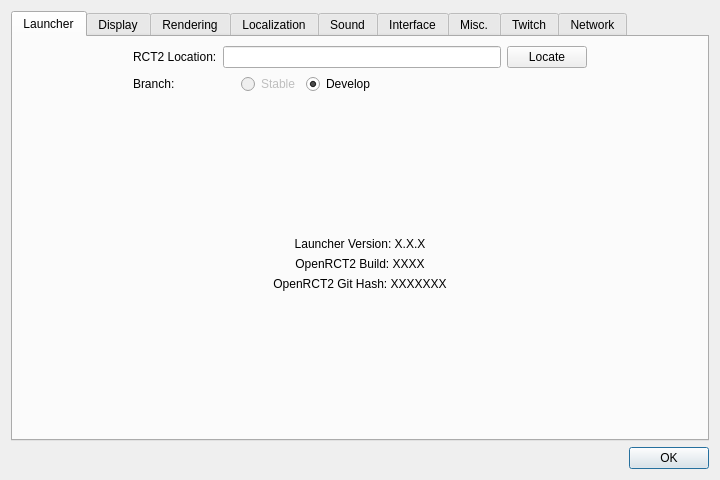
LRFLEW/OpenRCT2Launcher, file OpenRCT2Launcher/configuration.ui: the form before one commit.
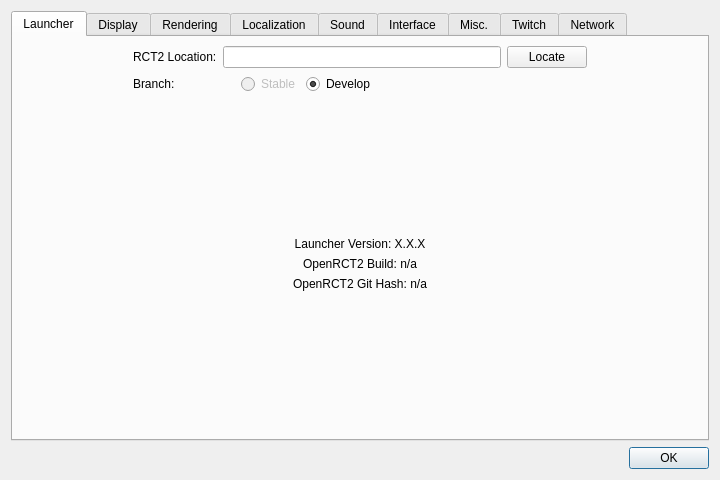
The form after the commit.

Commit message: Fixed (most) build issues on Windows

```diff
--- a/OpenRCT2Launcher/configuration.ui
+++ b/OpenRCT2Launcher/configuration.ui
@@ -168,7 +168,7 @@
        <item>
         <widget class="QLabel" name="buildVersionMsg">
          <property name="text">
-          <string>OpenRCT2 Build: XXXX</string>
+          <string>OpenRCT2 Build: n/a</string>
          </property>
          <property name="alignment">
           <set>Qt::AlignCenter</set>
@@ -178,7 +178,7 @@
        <item>
         <widget class="QLabel" name="buildHashMsg">
          <property name="text">
-          <string>OpenRCT2 Git Hash: XXXXXXX</string>
+          <string>OpenRCT2 Git Hash: n/a</string>
          </property>
          <property name="alignment">
           <set>Qt::AlignCenter</set>
```
The commit also changes 5 other files.
